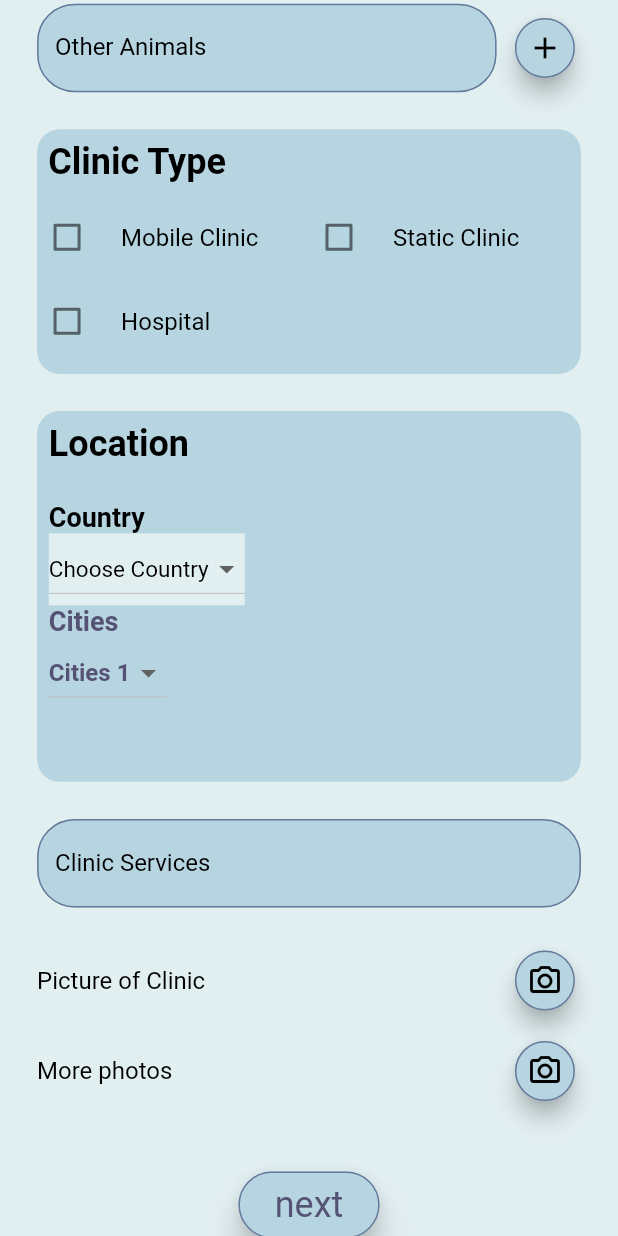
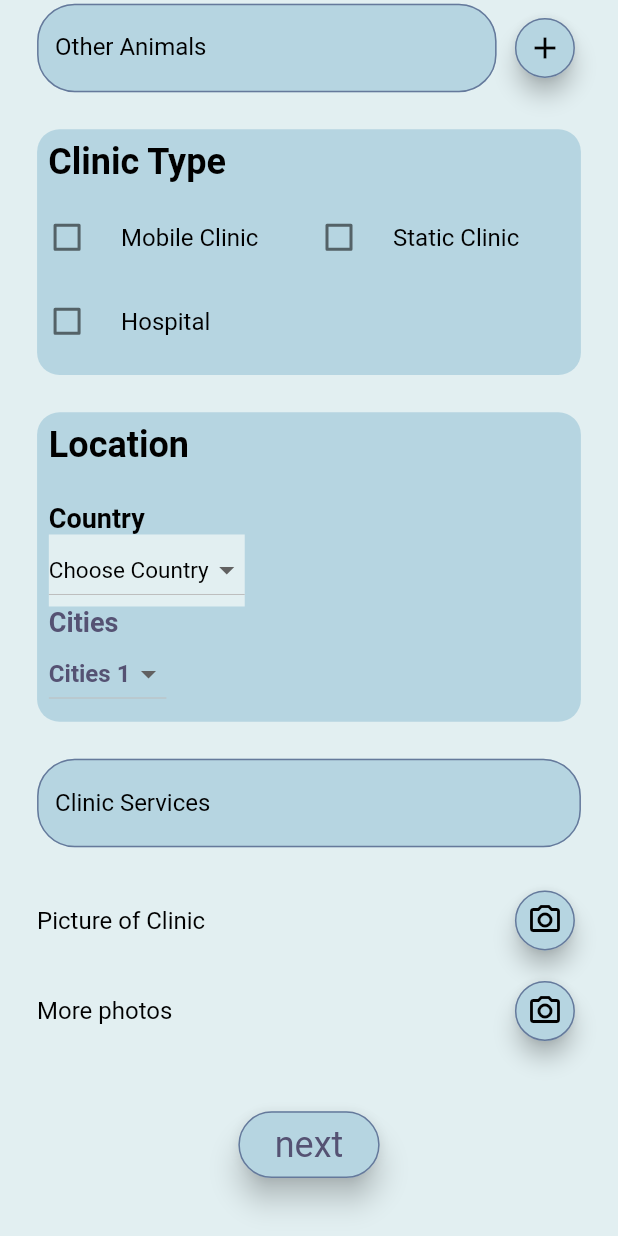
Before and after one commit to fooxerone/vets_club_fut, a Flutter app: the screen it shows after launch, scrolled down 786 dp, on a phone screen of 412 x 824 dp. Run offline on Flutter 3.47's test engine with Material 2 defaults, Android fonts, the phone set to English and light mode, and no system bars; our stand-ins replace awesome_dialog, get, google_fonts, image_picker; missing offline and left inert: flutter_multi_select_items.

```diff
--- a/lib/main.dart
+++ b/lib/main.dart
@@ -60,7 +60,6 @@ class MyApp extends StatelessWidget {
             ),
             GetPage(name: RegisterScreen.routeName, page:() =>  RegisterScreen(),
               transition: Transition.rightToLeftWithFade,
-
             ),
         ],
           initialRoute: FormScreen.routeName,
--- a/lib/pages/form_screen/FormScreen.dart
+++ b/lib/pages/form_screen/FormScreen.dart
@@ -272,10 +272,11 @@ class _FormScreenState extends State<FormScreen> {
               SizedBox(
                 height: size.height * 0.03,
               ),
+              Wrap(
+                children: [
                   Container(
                     width: double.infinity,
                     padding: EdgeInsets.symmetric(vertical: size.height * 0.0095),
-                height: size.height * 0.198,
                     decoration: BoxDecoration(
                         color: MyTheme.lightBlue,
                         borderRadius: BorderRadius.circular(15)),
@@ -341,13 +342,16 @@ class _FormScreenState extends State<FormScreen> {
                       ],
                     ),
                   ),
+                ],
+              ),
               SizedBox(
                 height: size.height * 0.03,
               ),
+              Wrap(
+                children: [
                   Container(
                     width: double.infinity,
                     padding: EdgeInsets.all(size.height * 0.0095),
-                height: size.height * 0.3,
                     decoration: BoxDecoration(
                         color: MyTheme.lightBlue,
                         borderRadius: BorderRadius.circular(15)),
@@ -429,6 +433,8 @@ class _FormScreenState extends State<FormScreen> {
                       ],
                     ),
                   ),
+                ],
+              ),
               SizedBox(
                 height: size.height * 0.03,
               ),
```
Lines whose indentation alone changed are shown as unchanged.
